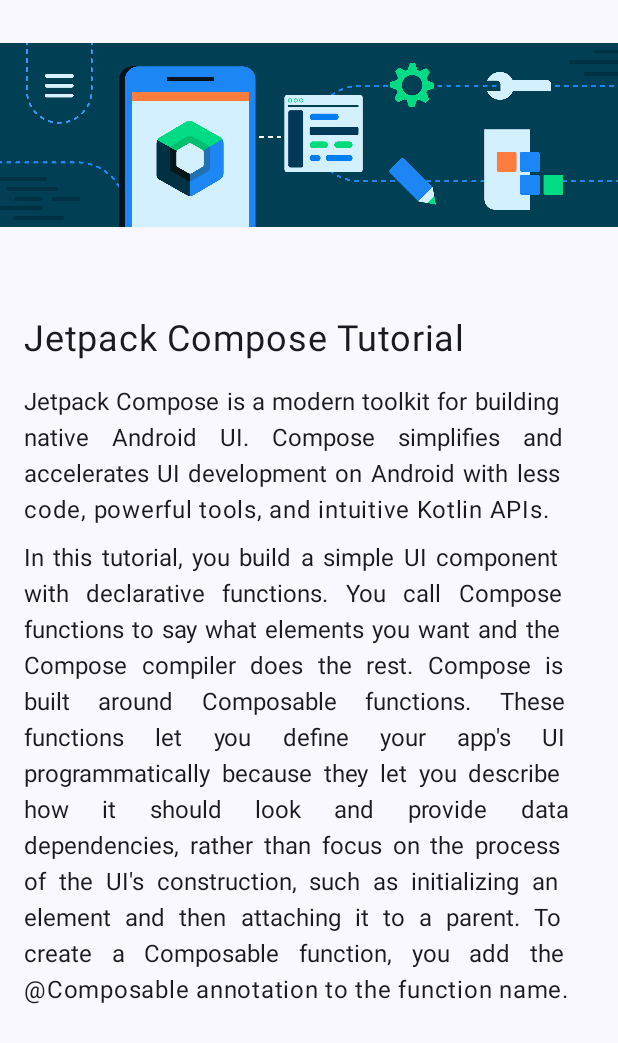
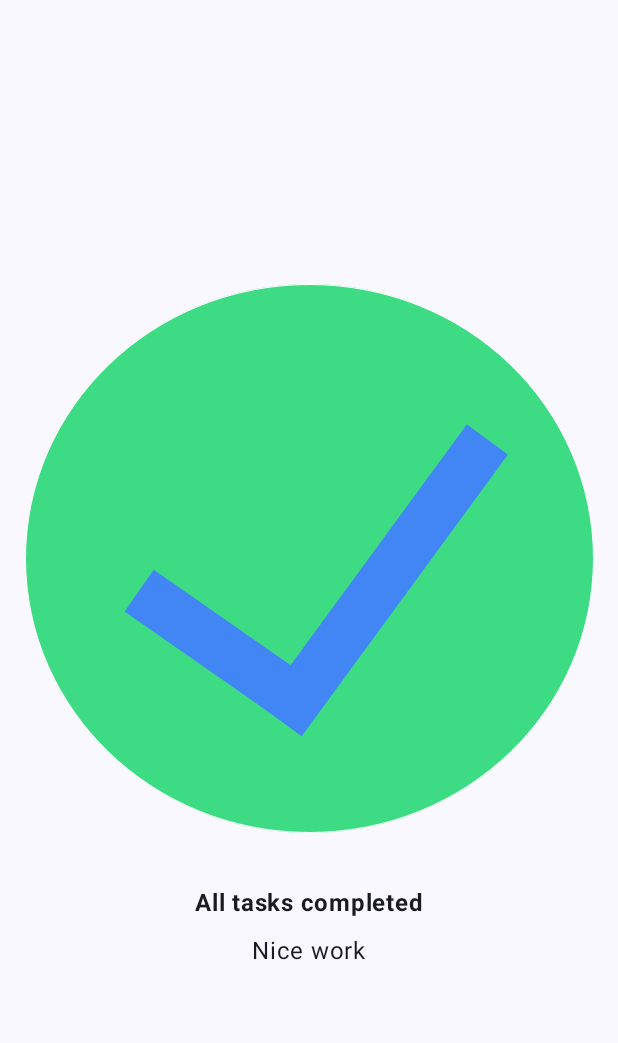
Before and after one commit to AncharGilgamesh/KotlinComposeTutorial, an Android app built with Jetpack Compose: the screen it shows after launch (MainActivity), on a phone screen of 412 x 824 dp. Shown: the top 1043 px of the screen. Run offline under Robolectric (Android 15) with nearby library versions, the phone set to English and light mode, and no system bars.

Commit message:
all tasks completed

```diff
--- a/app/src/main/java/com/example/first_unit/MainActivity.kt
+++ b/app/src/main/java/com/example/first_unit/MainActivity.kt
@@ -18,10 +18,12 @@
 import androidx.compose.ui.text.style.TextAlign
 import androidx.compose.foundation.Image
 import androidx.compose.foundation.layout.Spacer
+import androidx.compose.foundation.layout.fillMaxHeight
 import androidx.compose.foundation.layout.fillMaxWidth
 import androidx.compose.foundation.layout.height
 import androidx.compose.ui.layout.ContentScale
 import androidx.compose.ui.res.stringResource
+import androidx.compose.ui.text.font.FontWeight
 import androidx.compose.ui.tooling.preview.Preview
 import androidx.compose.ui.unit.dp
 import androidx.compose.ui.unit.sp
@@ -33,13 +35,10 @@
         enableEdgeToEdge()
         setContent {
             First_UnitTheme {
-                Scaffold(modifier = Modifier.fillMaxSize()) { innerPadding ->
-                    ArticleTitleImg(
-                        titleName = "Jetpack Compose Tutorial",
-                        articleDesc = "Jetpack Compose is a modern toolkit for building native Android UI. Compose simplifies and accelerates UI development on Android with less code, powerful tools, and intuitive Kotlin APIs.",
-                        tutorialInfo = "In this tutorial, you build a simple UI component with declarative functions. You call Compose functions to say what elements you want and the Compose compiler does the rest. Compose is built around Composable functions. These functions let you define your app's UI programmatically because they let you describe how it should look and provide data dependencies, rather than focus on the process of the UI's construction, such as initializing an element and then attaching it to a parent. To create a Composable function, you add the @Composable annotation to the function name.",
-                        modifier = Modifier.padding(innerPadding)
-                    )
+                Scaffold(
+                    modifier = Modifier.fillMaxSize()
+                ) {innerPadding ->
+                    TaskCompletedScreen(modifier = Modifier.padding(innerPadding))
                 }
             }
         }
@@ -47,37 +46,24 @@
 }
 
 @Composable
-fun ArticleTitleImg(
-    titleName: String,
-    articleDesc: String,
-    tutorialInfo: String,
-    modifier: Modifier = Modifier
-) {
-    Column(modifier = modifier.fillMaxSize()) {
-        val titleImage = painterResource(id = R.drawable.bg_compose_background)
-        Image(
-            painter = titleImage,
-            contentDescription = null,
-            modifier = Modifier
-                .fillMaxWidth()
-                .height(180.dp)
-        )
-        Spacer(modifier = Modifier.height(16.dp))
+fun TaskCompletedScreen(modifier: Modifier = Modifier) {
+    Column(
+        modifier = Modifier
+            .fillMaxWidth()
+            .fillMaxHeight(),
+        verticalArrangement = Arrangement.Center,
+        horizontalAlignment = Alignment.CenterHorizontally
+    ) {
+        val image = painterResource(R.drawable.ic_task_completed)
+        Image(painter = image, contentDescription = null)
         Text(
-            text = titleName,
-            fontSize = 24.sp,
-            modifier = Modifier.padding(16.dp)
+            text = "All tasks completed",
+            modifier = Modifier.padding(top = 24.dp, bottom = 8.dp),
+            fontWeight = FontWeight.Bold
         )
         Text(
-            text = articleDesc,
-            modifier = Modifier.padding(horizontal = 16.dp),
-            textAlign = TextAlign.Justify
-        )
-        Spacer(modifier = Modifier.height(8.dp))
-        Text(
-            text = tutorialInfo,
-            modifier = Modifier.padding(horizontal = 16.dp),
-            textAlign = TextAlign.Justify
+            text = "Nice work",
+            fontSize = 16.sp
         )
     }
 }
@@ -87,10 +73,6 @@
 fun GreetingPreview() {
     First_UnitTheme {
         //GreetingText(message = "Happy Birthday Sam!", from = "From Emma")
-        ArticleTitleImg(
-            titleName = "Jetpack Compose Tutorial",
-            articleDesc = "Jetpack Compose is a modern toolkit for building native Android UI. Compose simplifies and accelerates UI development on Android with less code, powerful tools, and intuitive Kotlin APIs.",
-            tutorialInfo = "In this tutorial, you build a simple UI component with declarative functions. You call Compose functions to say what elements you want and the Compose compiler does the rest. Compose is built around Composable functions. These functions let you define your app's UI programmatically because they let you describe how it should look and provide data dependencies, rather than focus on the process of the UI's construction, such as initializing an element and then attaching it to a parent. To create a Composable function, you add the @Composable annotation to the function name."
-        )
+        TaskCompletedScreen()
     }
 }
```
Also changed, not shown: app/src/main/res/drawable-nodpi/ic_task_completed.png (added).
